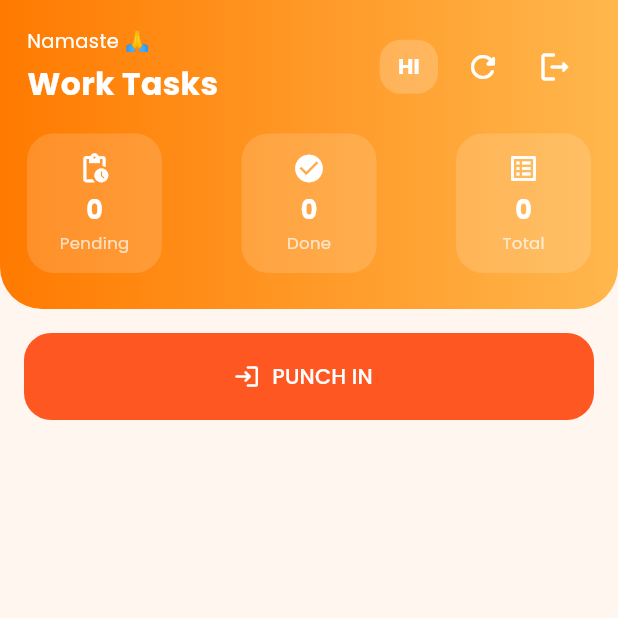
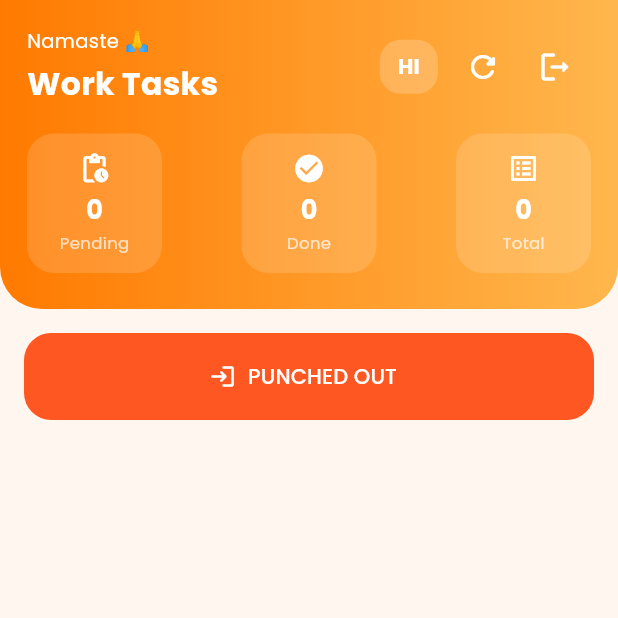
Before and after one commit to mis-premjees-in/vtap, a Flutter app: the DashboardView screen opened by its route, on a phone screen of 412 x 824 dp, the top half of it. Run offline on Flutter 3.47's test engine with Material 3 defaults, Android fonts, the phone set to English and light mode, and no system bars; our stand-ins replace dio, flutter_animate, flutter_image_compress, geolocator, get, google_fonts and 2 more; accounts and stored records are empty.

Commit message:
img variable updated

```diff
--- a/lib/core/localization/app_translations.dart
+++ b/lib/core/localization/app_translations.dart
@@ -10,8 +10,8 @@ class AppTranslations extends Translations {
           'completed': 'Completed',
           'total': 'Total',
           'tasks': 'Tasks',
-          'punch_in': 'Punch In',
           'punched_in': 'Punched In',
+          'punched_out': 'Punched Out',
           'complete_task': 'Complete Task',
           'task_completed': 'Task Completed',
           'language': 'Language',
--- a/lib/modules/dashboard/controllers/dashboard_controller.dart
+++ b/lib/modules/dashboard/controllers/dashboard_controller.dart
@@ -140,7 +140,7 @@ class DashboardController extends GetxController {
           const Duration(milliseconds: 600),
           () {
             Get.snackbar(
-              "🎉 Auto Punch In",
+              "🎉 Auto Punched In",
               "Attendance marked at ${matchedPremise['premises_name']}",
               snackPosition: SnackPosition.TOP,
               backgroundColor: Colors.green,
@@ -566,6 +566,8 @@ class DashboardController extends GetxController {
         username: username,
         madbId: task.id.toString(),
         premiseId: matchedPremise['premises_id'].toString(),
+        // IMPORTANT
+        imageFile: imageFile,
       );
 
       if (Get.isDialogOpen ?? false) {
--- a/lib/modules/dashboard/views/dashboard_view.dart
+++ b/lib/modules/dashboard/views/dashboard_view.dart
@@ -218,7 +218,7 @@ class DashboardView extends StatelessWidget {
                                       : "PUNCHED IN")
                                   : (controller.isHindi.value
                                       ? "पंच इन करें"
-                                      : "PUNCH IN"),
+                                      : "PUNCHED OUT"),
                         ),
                         style: ElevatedButton.styleFrom(
                           backgroundColor:
```
Also changed, not shown: lib/core/services/api_service.dart (+6 -2 lines).
